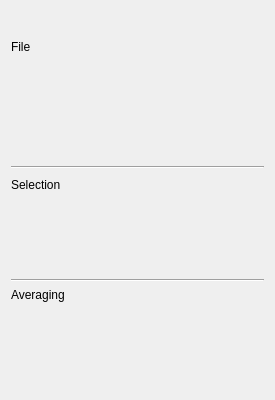
Above: code/plotms/GuiTabs/PlotMSDataTab.ui from pkgw/casa before the change. Below: the same form after it.
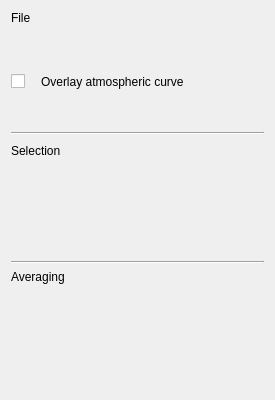
That is the form after the change.

Commit message: Added GUI checkbox for showatm parameter, check if valid for table type

```diff
--- a/code/plotms/GuiTabs/PlotMSDataTab.ui
+++ b/code/plotms/GuiTabs/PlotMSDataTab.ui
@@ -22,6 +22,12 @@
   <layout class="QVBoxLayout" name="verticalLayout">
    <item>
     <widget class="QLabel" name="locationLabel">
+     <property name="sizePolicy">
+      <sizepolicy hsizetype="Preferred" vsizetype="Maximum">
+       <horstretch>0</horstretch>
+       <verstretch>0</verstretch>
+      </sizepolicy>
+     </property>
      <property name="text">
       <string>File</string>
      </property>
@@ -32,6 +38,12 @@
    </item>
    <item>
     <widget class="QFrame" name="locationFrame">
+     <property name="sizePolicy">
+      <sizepolicy hsizetype="Preferred" vsizetype="Maximum">
+       <horstretch>0</horstretch>
+       <verstretch>0</verstretch>
+      </sizepolicy>
+     </property>
      <property name="frameShape">
       <enum>QFrame::NoFrame</enum>
      </property>
@@ -40,6 +52,62 @@
      </property>
     </widget>
    </item>
+   <item>
+    <layout class="QHBoxLayout" name="horizontalLayout_3">
+     <item>
+      <widget class="QCheckBox" name="showAtm">
+       <property name="enabled">
+        <bool>true</bool>
+       </property>
+       <property name="text">
+        <string/>
+       </property>
+       <property name="checked">
+        <bool>false</bool>
+       </property>
+       <property name="tristate">
+        <bool>false</bool>
+       </property>
+      </widget>
+     </item>
+     <item>
+      <spacer name="horizontalSpacer_6">
+       <property name="orientation">
+        <enum>Qt::Horizontal</enum>
+       </property>
+       <property name="sizeType">
+        <enum>QSizePolicy::Fixed</enum>
+       </property>
+       <property name="sizeHint" stdset="0">
+        <size>
+         <width>10</width>
+         <height>20</height>
+        </size>
+       </property>
+      </spacer>
+     </item>
+     <item>
+      <widget class="QLabel" name="showAtmLabel">
+       <property name="text">
+        <string>Overlay atmospheric curve</string>
+       </property>
+      </widget>
+     </item>
+     <item>
+      <spacer name="horizontalSpacer">
+       <property name="orientation">
+        <enum>Qt::Horizontal</enum>
+       </property>
+       <property name="sizeHint" stdset="0">
+        <size>
+         <width>40</width>
+         <height>20</height>
+        </size>
+       </property>
+      </spacer>
+     </item>
+    </layout>
+   </item>
    <item>
     <widget class="Line" name="line_3">
      <property name="orientation">
```
The commit also changes 10 other files.
